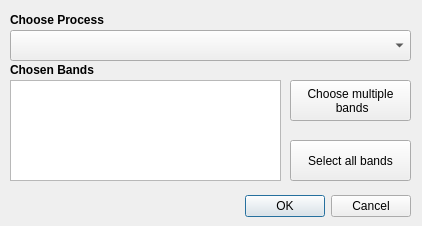
Open-EO/openeo-qgis-plugin, file band_dialog.ui: the form before one commit.
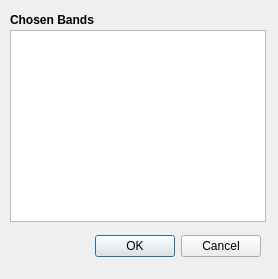
The form after the commit.

Commit message: restructured job adaption process

```diff
--- a/band_dialog.ui
+++ b/band_dialog.ui
@@ -6,8 +6,8 @@
    <rect>
     <x>0</x>
     <y>0</y>
-    <width>422</width>
-    <height>226</height>
+    <width>278</width>
+    <height>279</height>
    </rect>
   </property>
   <property name="windowTitle">
@@ -16,9 +16,9 @@
   <widget class="QDialogButtonBox" name="buttonBox">
    <property name="geometry">
     <rect>
-     <x>70</x>
-     <y>190</y>
-     <width>341</width>
+     <x>50</x>
+     <y>230</y>
+     <width>211</width>
      <height>32</height>
     </rect>
    </property>
@@ -29,34 +29,11 @@
     <set>QDialogButtonBox::Cancel|QDialogButtonBox::Ok</set>
    </property>
   </widget>
-  <widget class="QPushButton" name="allBandBtn">
-   <property name="geometry">
-    <rect>
-     <x>290</x>
-     <y>140</y>
-     <width>121</width>
-     <height>41</height>
-    </rect>
-   </property>
-   <property name="text">
-    <string>Select all bands</string>
-   </property>
-  </widget>
-  <widget class="QTextEdit" name="processgraphBands">
-   <property name="geometry">
-    <rect>
-     <x>10</x>
-     <y>80</y>
-     <width>271</width>
-     <height>101</height>
-    </rect>
-   </property>
-  </widget>
   <widget class="QLabel" name="label_11">
    <property name="geometry">
     <rect>
      <x>10</x>
-     <y>60</y>
+     <y>10</y>
      <width>271</width>
      <height>20</height>
     </rect>
@@ -68,57 +45,17 @@
     <set>Qt::AlignLeading|Qt::AlignLeft|Qt::AlignVCenter</set>
    </property>
   </widget>
-  <widget class="QPushButton" name="multipleBandBtn">
-   <property name="geometry">
-    <rect>
-     <x>290</x>
-     <y>80</y>
-     <width>121</width>
-     <height>41</height>
-    </rect>
-   </property>
-   <property name="text">
-    <string>Choose multiple 
- bands</string>
-   </property>
-  </widget>
-  <widget class="QLabel" name="label_16">
-   <property name="geometry">
-    <rect>
-     <x>10</x>
-     <y>40</y>
-     <width>401</width>
-     <height>23</height>
-    </rect>
-   </property>
-   <property name="text">
-    <string/>
-   </property>
-  </widget>
-  <widget class="QComboBox" name="comboProcessBox">
+  <widget class="QListWidget" name="bandsListWidget">
    <property name="geometry">
     <rect>
      <x>10</x>
      <y>30</y>
-     <width>401</width>
-     <height>31</height>
+     <width>256</width>
+     <height>192</height>
     </rect>
    </property>
-  </widget>
-  <widget class="QLabel" name="label_12">
-   <property name="geometry">
-    <rect>
-     <x>10</x>
-     <y>10</y>
-     <width>271</width>
-     <height>20</height>
-    </rect>
-   </property>
-   <property name="text">
-    <string>&lt;html&gt;&lt;head/&gt;&lt;body&gt;&lt;p&gt;&lt;span style=&quot; font-weight:600;&quot;&gt;Choose Process&lt;/span&gt;&lt;/p&gt;&lt;/body&gt;&lt;/html&gt;</string>
-   </property>
-   <property name="alignment">
-    <set>Qt::AlignLeading|Qt::AlignLeft|Qt::AlignVCenter</set>
+   <property name="selectionMode">
+    <enum>QAbstractItemView::MultiSelection</enum>
    </property>
   </widget>
  </widget>
```
The commit also changes 20 other files.
